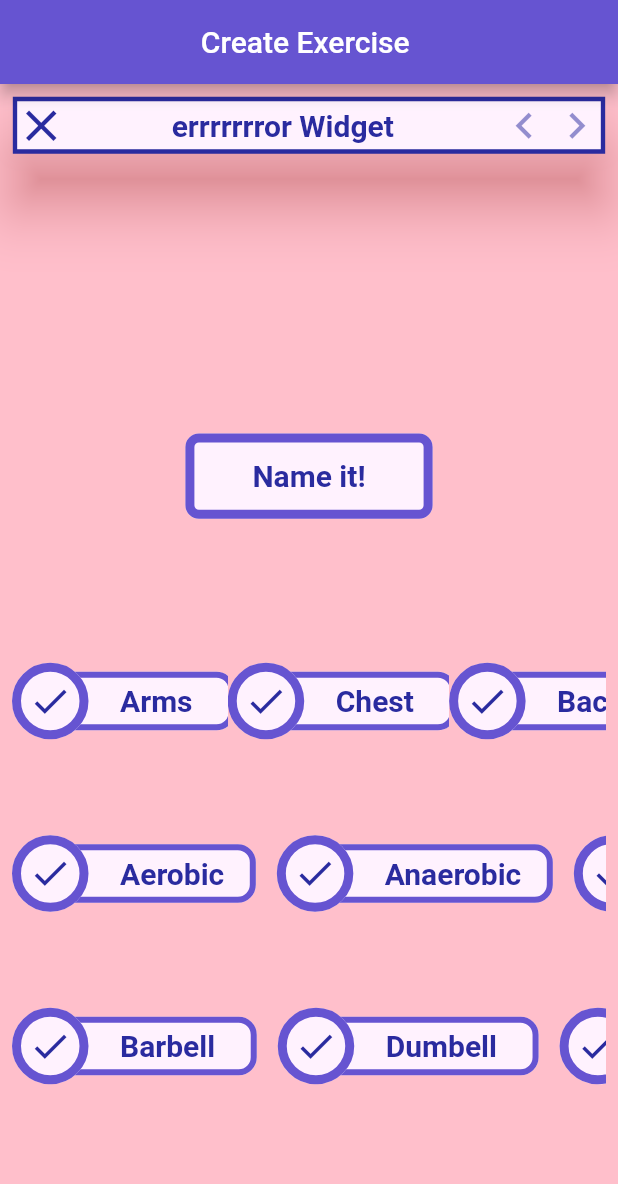
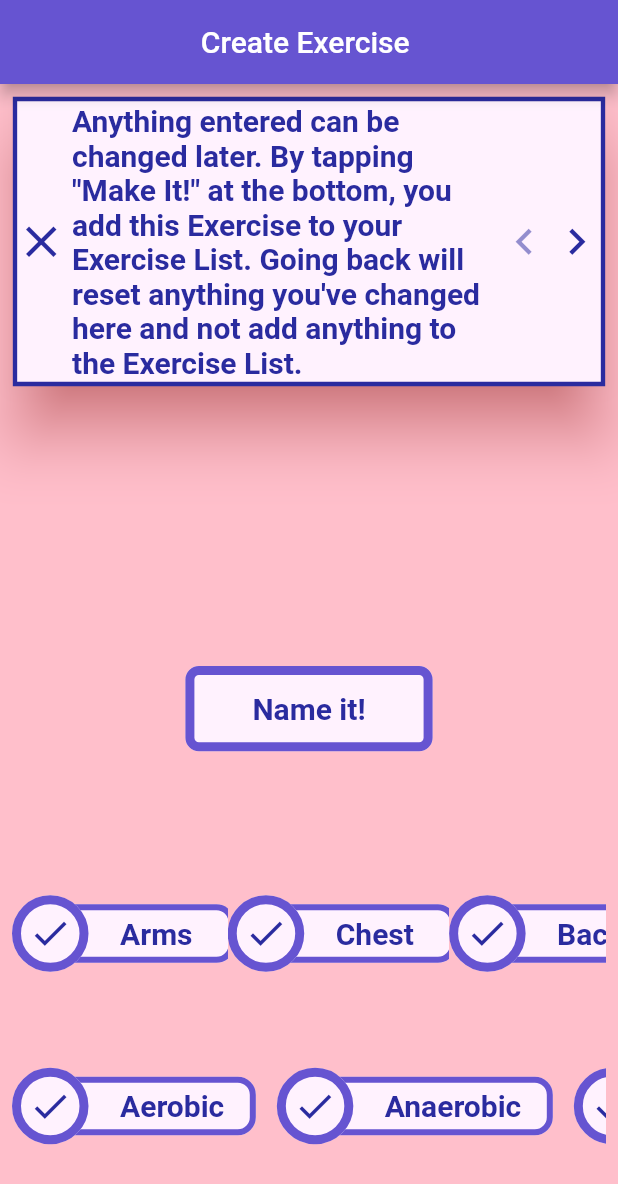
Before and after one commit to Ian-Phelon/stronks, a Flutter app: the CreateExerciseScreen screen opened directly, after a tap on the "help outline" icon, on a phone screen of 412 x 824 dp. Shown: the top 1184 px of the screen. Run offline on Flutter 3.47's test engine with Material 2 defaults, Android fonts, the phone set to English and light mode, and no system bars; drawn by our look-alikes of google_mobile_ads; our stand-ins replace sqflite; accounts and stored records are empty; network calls fail; Roboto replaces fonts that are missing (Montserrat).

Commit message:
hopefully fixed selectExercise() debacle

```diff
--- a/lib/controller/data/migration/migration_scripts.dart
+++ b/lib/controller/data/migration/migration_scripts.dart
@@ -10,7 +10,7 @@ const String createExerciseTable =
 
 /// 2
 const String createPerformanceTable =
-    'CREATE TABLE IF NOT EXISTS performance (id INTEGER PRIMARY KEY, datePerformed TEXT, exerciseId INTEGER, updatedCount INTEGER, currentResistance INTEGER, repsOrHold INTEGER, splitMultiplier INTEGER);';
+    'CREATE TABLE IF NOT EXISTS performance (id INTEGER PRIMARY KEY, datePerformed TEXT, exerciseId INTEGER, updatedCount INTEGER, currentResistance INTEGER, repsOrHold INTEGER, splitMultiplier INTEGER, currentTargets TEXT);';
 
 /// 3
 const String createUserOptionsTable =
--- a/lib/controller/exercise_repository.dart
+++ b/lib/controller/exercise_repository.dart
@@ -21,7 +21,7 @@ class ExerciseRepository extends ChangeNotifier {
   static late List<Exercise> exerciseList;
   static late List<Performance> performanceList;
 
-  late Exercise? selectedExercise;
+  Exercise selectedExercise = Exercise();
 
   List<Exercise> getExercises() {
     fetchAndSetExerciseTableData();
@@ -154,6 +154,7 @@ class ExerciseRepository extends ChangeNotifier {
 
   void selectExercise(Exercise e) {
     selectedExercise = e;
+    print('Selected: $selectedExercise');
     notifyListeners();
   }
 
@@ -164,16 +165,16 @@ class ExerciseRepository extends ChangeNotifier {
   }
 
   Future<void> updateSelectedExerciseName(String e) async {
-    if (e == selectedExercise?.name || e == '') return;
-    Exercise thisExercise = selectedExercise!.copyWith(name: e);
+    if (e == selectedExercise.name || e == '') return;
+    Exercise thisExercise = selectedExercise.copyWith(name: e);
     await _dbHelper.update(thisExercise.toMap(), exerciseTable);
     selectExercise(thisExercise);
     notifyListeners();
   }
 
   Future<void> incrementExerciseCount(Exercise e, int bump) async {
-    if (e.id != selectedExercise!.id) return;
-    int i = selectedExercise!.totalCount! + bump;
+    if (e.id != selectedExercise.id) return;
+    int i = selectedExercise.totalCount! + bump;
     Exercise thisExercise = e.copyWith(totalCount: i);
     await _dbHelper.update(thisExercise.toMap(), exerciseTable);
     selectExercise(thisExercise);
@@ -181,8 +182,12 @@ class ExerciseRepository extends ChangeNotifier {
   }
 
   Future<void> updateGeneral(Exercise e) async {
+    // final Database dB = await _dbHelper.database;
+
+    // await dB.transaction((txn) => txn.update(exerciseTable, e.toMap()));
     await _dbHelper.update(e.toMap(), exerciseTable);
     selectExercise(e);
+    fetchAndSetExerciseTableData();
     notifyListeners();
   }
 
--- a/lib/controller/routes/page_navigation.dart
+++ b/lib/controller/routes/page_navigation.dart
@@ -119,6 +119,15 @@ class RoutePageManager extends ChangeNotifier {
       _pages.add(
         EditExercisePage(),
       );
+    } else if (configuration.isPurchasesPage) {
+      _pages.add(
+        MaterialPage(
+          child: PurchasesScreen(),
+          // unique?
+          key: UniqueKey(),
+          name: '/purchases',
+        ),
+      );
     } else if (configuration.isCircuitsPage) {
       _pages.add(
         MaterialPage(
@@ -156,16 +165,20 @@ class RoutePageManager extends ChangeNotifier {
     return;
   }
 
+  void toPurchases() {
+    setNewRoutePath(StronksPath.purchases());
+  }
+
   void toExercises() {
     setNewRoutePath(StronksPath.exercises());
   }
 
   void toCreateExerciseScreen() {
-    setNewRoutePath(StronksPath.createExerciseScreen());
+    setNewRoutePath(StronksPath.createExercise());
   }
 
   void toEditExerciseScreen() {
-    setNewRoutePath(StronksPath.editExerciseScreen());
+    setNewRoutePath(StronksPath.editExercise());
   }
 
   void toCircuits() {
@@ -195,7 +208,8 @@ StronksPath parseRoute(Uri uri) {
   if (uri.pathSegments.length == 1) {
     if (uri.pathSegments[0] == 'exercises') return StronksPath.exercises();
     if (uri.pathSegments[0] == 'edit_exercises')
-      return StronksPath.editExerciseScreen();
+      return StronksPath.editExercise();
+    if (uri.pathSegments[0] == 'purchases') return StronksPath.purchases();
     if (uri.pathSegments[0] == 'circuits') return StronksPath.circuits();
     if (uri.pathSegments[0] == 'tp') return StronksPath.tp();
     if (uri.pathSegments[0] == 'stats') return StronksPath.stats();
@@ -230,8 +244,9 @@ class StronksPath {
 
   StronksPath.dash() : id = 'dash';
   StronksPath.exercises() : id = 'exercises';
-  StronksPath.createExerciseScreen() : id = 'create_exercise';
-  StronksPath.editExerciseScreen() : id = 'edit_exercises';
+  StronksPath.createExercise() : id = 'create_exercise';
+  StronksPath.editExercise() : id = 'edit_exercises';
+  StronksPath.purchases() : id = 'purchases';
   StronksPath.circuits() : id = 'circuits';
   StronksPath.createCricuit() : id = 'create_circuit';
   StronksPath.editCircuit() : id = 'edit_circuits';
@@ -243,6 +258,7 @@ class StronksPath {
   bool get isExerciesPage => id == 'exercises';
   bool get isCreateExerciseScreenPage => id == 'create_exercise';
   bool get isEditExerciseScreenPage => id == 'edit_exercises';
+  bool get isPurchasesPage => id == 'purchases';
   bool get isCircuitsPage => id == 'circuits';
   bool get isCreateCircuitPage => id == 'create_circuit';
   bool get isEditCircuitPage => id == 'edit_circuits';
--- a/lib/controller/routes/pages/pages.dart
+++ b/lib/controller/routes/pages/pages.dart
@@ -1,5 +1,6 @@
 export './exercises/exercises.dart';
 export './dashboard/dash_page.dart';
 export './circuits/circuits_page.dart';
+export './purchases/purchases_page.dart';
 export './stats/stats_page.dart';
 export './tp/trading_platform_page.dart';
--- a/lib/model/performance.dart
+++ b/lib/model/performance.dart
@@ -9,6 +9,7 @@ class Performance {
   final int? currentResistance;
   final int? repsOrHold;
   final int? splitMultiplier;
+  final String? currentTargets;
   Performance({
     this.id,
     this.datePerformed,
@@ -17,6 +18,7 @@ class Performance {
     this.currentResistance,
     this.repsOrHold,
     this.splitMultiplier,
+    this.currentTargets,
   });
 
   Performance copyWith({
@@ -27,6 +29,7 @@ class Performance {
     int? currentResistance,
     int? repsOrHold,
     int? splitMultiplier,
+    String? currentTargets,
   }) {
     return Performance(
       id: id ?? this.id,
@@ -36,6 +39,7 @@ class Performance {
       currentResistance: currentResistance ?? this.currentResistance,
       repsOrHold: repsOrHold ?? this.repsOrHold,
       splitMultiplier: splitMultiplier ?? this.splitMultiplier,
+      currentTargets: currentTargets ?? this.currentTargets,
     );
   }
 
@@ -48,6 +52,7 @@ class Performance {
       'currentResistance': currentResistance,
       'repsOrHold': repsOrHold,
       'splitMultiplier': splitMultiplier,
+      'currentTargets': currentTargets,
     };
   }
 
@@ -60,6 +65,7 @@ class Performance {
       currentResistance: map['currentResistance'],
       repsOrHold: map['repsOrHold'],
       splitMultiplier: map['splitMultiplier'],
+      currentTargets: map['currentTargets'],
     );
   }
 
@@ -70,7 +76,7 @@ class Performance {
 
   @override
   String toString() {
-    return 'Performance(id: $id, datePerformed: $datePerformed, exerciseId: $exerciseId, updatedCount: $updatedCount, currentResistance: $currentResistance, repsOrHold: $repsOrHold, splitMultiplier: $splitMultiplier)';
+    return 'Performance(id: $id, datePerformed: $datePerformed, exerciseId: $exerciseId, updatedCount: $updatedCount, currentResistance: $currentResistance, repsOrHold: $repsOrHold, splitMultiplier: $splitMultiplier, currentTargets: $currentTargets)';
   }
 
   @override
@@ -84,7 +90,8 @@ class Performance {
         other.updatedCount == updatedCount &&
         other.currentResistance == currentResistance &&
         other.repsOrHold == repsOrHold &&
-        other.splitMultiplier == splitMultiplier;
+        other.splitMultiplier == splitMultiplier &&
+        other.currentTargets == currentTargets;
   }
 
   @override
@@ -95,6 +102,7 @@ class Performance {
         updatedCount.hashCode ^
         currentResistance.hashCode ^
         repsOrHold.hashCode ^
-        splitMultiplier.hashCode;
+        splitMultiplier.hashCode ^
+        currentTargets.hashCode;
   }
 }
--- a/lib/view/dashboard/dashboard_screen.dart
+++ b/lib/view/dashboard/dashboard_screen.dart
@@ -28,7 +28,7 @@ class DashboardScreen extends StatelessWidget {
         body: Stack(
           children: [
             TutorialBar(
-              pageContext: context,
+              pageContext: 'dash',
             ),
             Column(
               mainAxisAlignment: MainAxisAlignment.center,
--- a/lib/view/exercises/screens/create_exercise_screen.dart
+++ b/lib/view/exercises/screens/create_exercise_screen.dart
@@ -211,7 +211,7 @@ class _CreateExerciseScreenState extends State<CreateExerciseScreen> {
   @override
   Widget build(BuildContext context) {
     final TutorialBar tutorialBar = TutorialBar(
-      pageContext: context,
+      pageContext: 'createExercise',
     );
     final repo = context.watch<ExerciseRepository>();
 
@@ -477,7 +477,8 @@ class _CreateExerciseScreenState extends State<CreateExerciseScreen> {
                           showDialog(
                               context: context,
                               builder: (_) => CountFinePopup(
-                                    titleText: 'How many reps in a set?',
+                                    exerciseName: nameTxtCtrl.text,
+                                    titleText: 'How many reps in a set for',
                                     onCounterChanged: updateCountForSets,
                                   ));
                         },
@@ -503,7 +504,8 @@ class _CreateExerciseScreenState extends State<CreateExerciseScreen> {
                           showDialog(
                               context: context,
                               builder: (_) => CountFinePopup(
-                                    titleText: 'How much Resistance?',
+                                    exerciseName: nameTxtCtrl.text,
+                                    titleText: 'How much Resistance for',
                                     onCounterChanged: updateCountForResistance,
                                   ));
                         },
--- a/lib/view/stats/screens/stats_screen.dart
+++ b/lib/view/stats/screens/stats_screen.dart
@@ -17,7 +17,7 @@ class StatsScreen extends StatelessWidget {
         ),
         body: Stack(
           children: [
-            TutorialBar(pageContext: context),
+            TutorialBar(pageContext: 'stats'),
             Column(
               mainAxisAlignment: MainAxisAlignment.center,
               children: [
--- a/lib/view/view.dart
+++ b/lib/view/view.dart
@@ -1,6 +1,7 @@
 export './circuits/screens/build_circuit_screen.dart';
 export './exercises/screens/exercises_screen.dart';
 export './dashboard/dashboard_screen.dart';
+export './purchases/purchases_screen.dart';
 export './stats/screens/stats_screen.dart';
 export './tp/screens/trading_platform_screen.dart';
 export './exercises/screens/screens.dart';
--- a/lib/view/widgets/main_banner_ad.dart
+++ b/lib/view/widgets/main_banner_ad.dart
@@ -1,6 +1,8 @@
 import 'dart:io';
 import 'package:flutter/material.dart';
 import 'package:google_mobile_ads/google_mobile_ads.dart';
+import 'package:provider/provider.dart';
+import '../../../controller/controller.dart';
 // class AdHelper {
 
 //   static String get bannerAdUnitId {
@@ -80,9 +82,20 @@ class _MainBannerAdState extends State<MainBannerAd> {
     request: AdRequest(),
     listener: BannerAdListener(),
   );
+
+  late final bool userRemovedAds;
+
   @override
   void initState() {
-    myBanner.load();
+    // await
+    userRemovedAds = Provider.of<UserOptions>(context, listen: false)
+        .getOptionValue(userOptionsIndex: 2);
+    if (userRemovedAds == false) {
+      myBanner.load();
+    }
+    if (userRemovedAds) {
+      myBanner.dispose();
+    }
     super.initState();
   }
 
@@ -93,7 +106,8 @@ class _MainBannerAdState extends State<MainBannerAd> {
       child: Container(
         height: myBanner.size.height.toDouble(),
         width: myBanner.size.width.toDouble(),
-        child: AdWidget(ad: myBanner),
+        child:
+            userRemovedAds ? const SizedBox.shrink() : AdWidget(ad: myBanner),
       ),
     );
   }
--- a/lib/view/widgets/tutorial_bar.dart
+++ b/lib/view/widgets/tutorial_bar.dart
@@ -3,7 +3,7 @@ import 'package:flutter/material.dart';
 /// Should be built on every screen. Takes the screen's build context
 /// to pass on to `Tutorial` which provides the appropriate information.
 class TutorialBar extends StatefulWidget {
-  final BuildContext? pageContext;
+  final String? pageContext;
 
   const TutorialBar({
     Key? key,
@@ -48,7 +48,7 @@ class _TutorialBarState extends State<TutorialBar> {
   }
 
   List<String> _getTutorialStrings() {
-    Tutorial tutorial = Tutorial(pageContext: super.widget.pageContext);
+    Tutorial tutorial = Tutorial(pageContext: super.widget.pageContext!);
     return tutorial.stringsFromContext();
   }
 
@@ -171,7 +171,7 @@ class _TutorialBarState extends State<TutorialBar> {
 class Tutorial {
   /// uses the context of whichever page is on screen
   const Tutorial({@required this.pageContext});
-  final BuildContext? pageContext;
+  final String? pageContext;
 
   /// dashScreen
   static final List<String> dashboardScreen = const [
@@ -223,7 +223,7 @@ class Tutorial {
 
     ///2
     '''
-    Targets: Select one or more areas of the body that this exercise focuses on. Selecting an area without specifying Inner, Outer, Upper, or Lower will target the whole area.
+    Targets: Select one or more areas of the body that this exercise focuses on. Selecting an area without specifying Inner, Outer, Upper, or Lower will target the whole area. Scroll Horizontally to see more options for Targets, Styles, and Equipment.
     ''',
 
     ///3
@@ -291,7 +291,12 @@ class Tutorial {
 
     ///6
     '''
-    Change the name to more accurately describe your Exercise by tapping the icon to the left.
+    Change the name to more accurately describe your Exercise by tapping the icon to the right.
+    ''',
+
+    ///7
+    '''
+    If you want to get this exercise off of your list forever, tap the Trash icon to the left.
     ''',
   ];
   static final List<String> statsScreen = const [
@@ -304,24 +309,24 @@ class Tutorial {
   /// uses the context recieved from tutorial's constructor to provide a list of strings to be rendered by the `TutorialBar`
   List<String> stringsFromContext() {
     late final List<String> finalList;
-    switch (this.pageContext?.widget.toString()) {
-      case 'DashboardScreen':
+    switch (this.pageContext) {
+      case 'dashboard':
         finalList = dashboardScreen;
         break;
-      case 'ExercisesScreen':
+      case 'exercises':
         finalList = exercisesScreen;
         break;
-      case 'CreateExerciseScreen':
+      case 'createExercise':
         finalList = createExerciseScreen;
         break;
-      case 'EditExerciseScreen':
+      case 'editExercise':
         finalList = editExerciseScreen;
         break;
-      case 'StatsScreen':
+      case 'stats':
         finalList = statsScreen;
         break;
       default:
-        finalList = ['errrrrrror $pageContext'];
+        finalList = dashboardScreen;
     }
     return finalList;
   }
```
Also changed, not shown: lib/controller/data/data_helper.dart (+25 -2 lines), lib/controller/routes/pages/purchases/purchases_page.dart (added, +16 -0 lines), lib/controller/user_options.dart (+13 -0 lines), lib/view/dashboard/widgets/buttons.dart (+3 -4 lines), lib/view/exercises/screens/edit_exercise_screen.dart (+47 -27 lines), lib/view/exercises/screens/exercises_screen.dart (+37 -22 lines), lib/view/exercises/widgets/count_fine_popup.dart (+62 -52 lines), lib/view/purchases/purchases_screen.dart (added, +44 -0 lines), lib/view/widgets/common_drawer.dart (+14 -10 lines).
